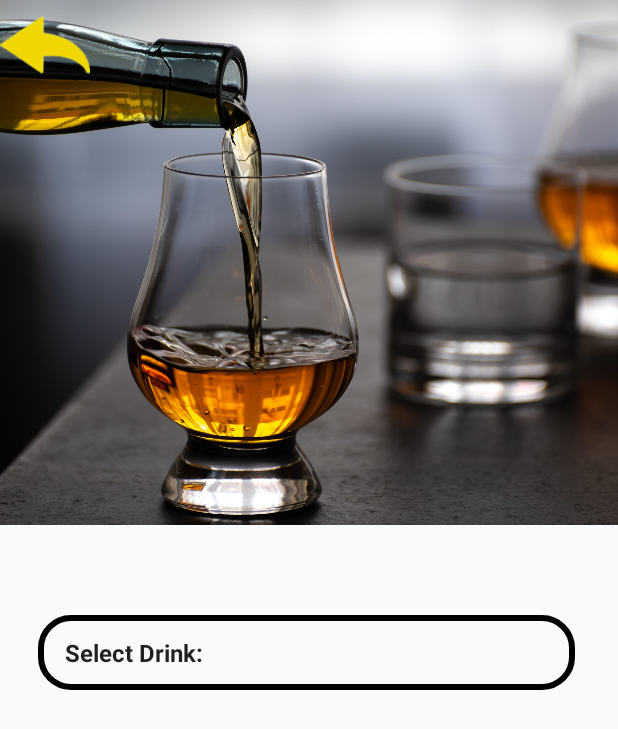
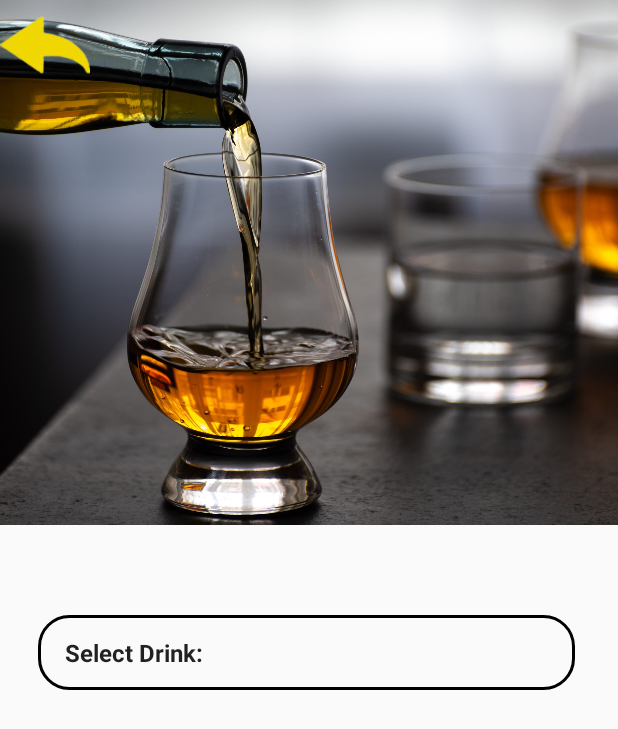
Before and after one commit to Roybraish24/Automated_bar, an Android app: the whiskey_drinks_activity screen opened directly, with no data from a screen before it, on a phone screen of 412 x 824 dp. Shown: the top 729 px of the screen. Run offline under Robolectric (Android 15) with nearby library versions, the phone set to English and light mode, and no system bars.

```diff
--- a/AutomatedBar/app/src/main/java/com/example/automatedbar/MainActivity.java
+++ b/AutomatedBar/app/src/main/java/com/example/automatedbar/MainActivity.java
@@ -2,14 +2,9 @@ package com.example.automatedbar;
 
 import androidx.appcompat.app.AppCompatActivity;
 
-import android.bluetooth.BluetoothAdapter;
-import android.bluetooth.BluetoothDevice;
-import android.bluetooth.BluetoothManager;
 import android.content.Intent;
 import android.os.Bundle;
-import android.os.Handler;
 
-import java.util.Set;
 
 public class MainActivity extends AppCompatActivity {
 
--- a/AutomatedBar/app/src/main/res/drawable/spinner_background.xml
+++ b/AutomatedBar/app/src/main/res/drawable/spinner_background.xml
@@ -12,7 +12,7 @@
                         android:right="10dp"
                         android:top="10dp" />
                     <stroke
-                        android:width="4dp"
+                        android:width="2dp"
                         android:color="@color/black"/>
                 </shape>
             </item>
```
Also changed, not shown: AutomatedBar/app/src/main/res/drawable/arrow_black.png (added), AutomatedBar/app/src/main/res/drawable/arrow_white.png (added).
